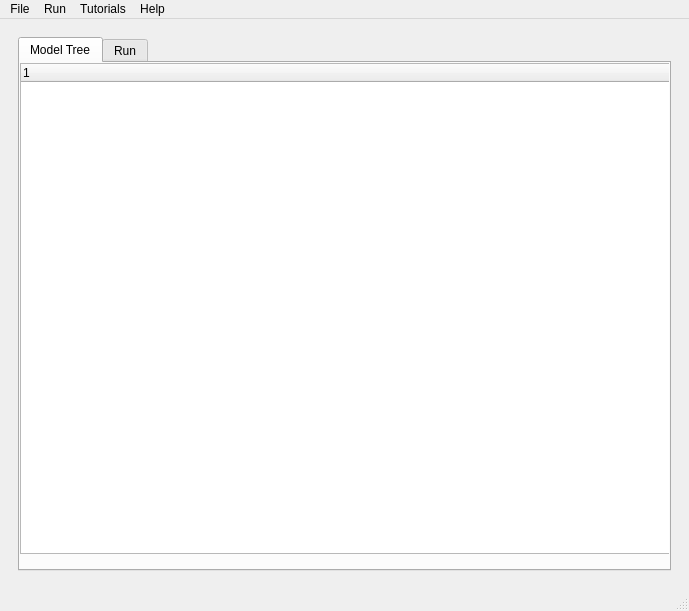
The window that moose/trunk/pymoose/gui/moose_gui.ui (physicalist/ncbs-moose) describes before a commit, drawn with Qt 5.
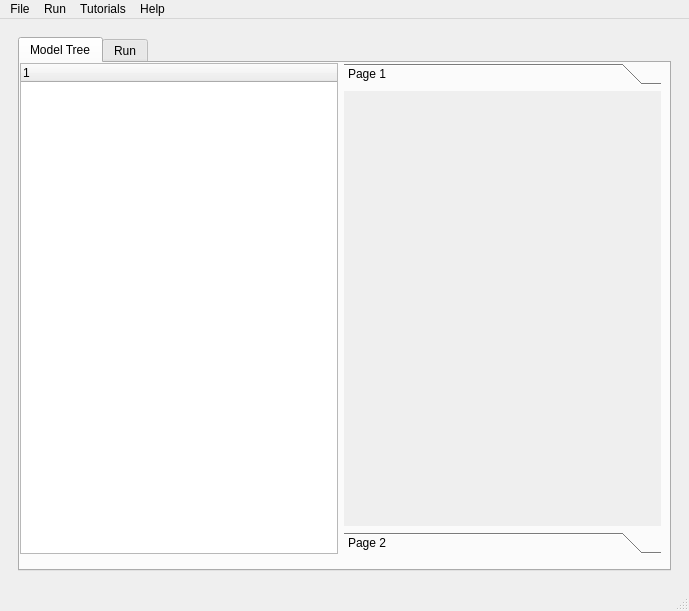
The same window after the commit. The open tabs and pages were chosen to show the change. Icons and pictures are not drawn. Custom widgets are drawn as their Qt base class.

Commit message: Further update of MOOSE GUI: Now the model loaded from SBML file goes under the currently selected element in the model tree. Also, the user can create new elements in the model tree.

Diff of the .ui file:
```diff
--- a/moose/trunk/pymoose/gui/moose_gui.ui
+++ b/moose/trunk/pymoose/gui/moose_gui.ui
@@ -67,20 +67,78 @@
           <attribute name="toolTip" >
            <string>Visualize the model as a tree structure</string>
           </attribute>
-          <widget class="MooseTreeWidget" name="modelTreeWidget" >
+          <widget class="QWidget" native="1" name="modelTreeContainerWidget" >
            <property name="geometry" >
             <rect>
              <x>0</x>
              <y>0</y>
-             <width>651</width>
+             <width>641</width>
              <height>491</height>
             </rect>
            </property>
-           <column>
-            <property name="text" >
-             <string>1</string>
-            </property>
-           </column>
+           <property name="sizePolicy" >
+            <sizepolicy vsizetype="MinimumExpanding" hsizetype="MinimumExpanding" >
+             <horstretch>0</horstretch>
+             <verstretch>0</verstretch>
+            </sizepolicy>
+           </property>
+           <layout class="QHBoxLayout" name="horizontalLayout_3" >
+            <item>
+             <widget class="MooseTreeWidget" name="modelTreeWidget" >
+              <property name="sizePolicy" >
+               <sizepolicy vsizetype="Expanding" hsizetype="MinimumExpanding" >
+                <horstretch>0</horstretch>
+                <verstretch>0</verstretch>
+               </sizepolicy>
+              </property>
+              <column>
+               <property name="text" >
+                <string>1</string>
+               </property>
+              </column>
+             </widget>
+            </item>
+            <item>
+             <widget class="MooseClassWidget" name="mooseClassToolBox" >
+              <property name="sizePolicy" >
+               <sizepolicy vsizetype="MinimumExpanding" hsizetype="MinimumExpanding" >
+                <horstretch>0</horstretch>
+                <verstretch>0</verstretch>
+               </sizepolicy>
+              </property>
+              <property name="currentIndex" >
+               <number>0</number>
+              </property>
+              <widget class="QWidget" name="page" >
+               <property name="geometry" >
+                <rect>
+                 <x>0</x>
+                 <y>0</y>
+                 <width>308</width>
+                 <height>405</height>
+                </rect>
+               </property>
+               <attribute name="label" >
+                <string>Page 1</string>
+               </attribute>
+               <zorder>modelTreeWidget</zorder>
+              </widget>
+              <widget class="QWidget" name="page_2" >
+               <property name="geometry" >
+                <rect>
+                 <x>0</x>
+                 <y>0</y>
+                 <width>312</width>
+                 <height>393</height>
+                </rect>
+               </property>
+               <attribute name="label" >
+                <string>Page 2</string>
+               </attribute>
+              </widget>
+             </widget>
+            </item>
+           </layout>
           </widget>
          </widget>
          <widget class="QWidget" name="runTab" >
@@ -375,6 +433,12 @@
    <extends>QTreeWidget</extends>
    <header location="global" >moosetree</header>
   </customwidget>
+  <customwidget>
+   <class>MooseClassWidget</class>
+   <extends>QToolBox</extends>
+   <header location="global" >mooseclasses</header>
+   <container>1</container>
+  </customwidget>
  </customwidgets>
  <resources>
   <include location="moose.qrc" />
```
Left out of the diff: 2 changed lines with no effect on the pictures. The commit also changes 4 other files.
